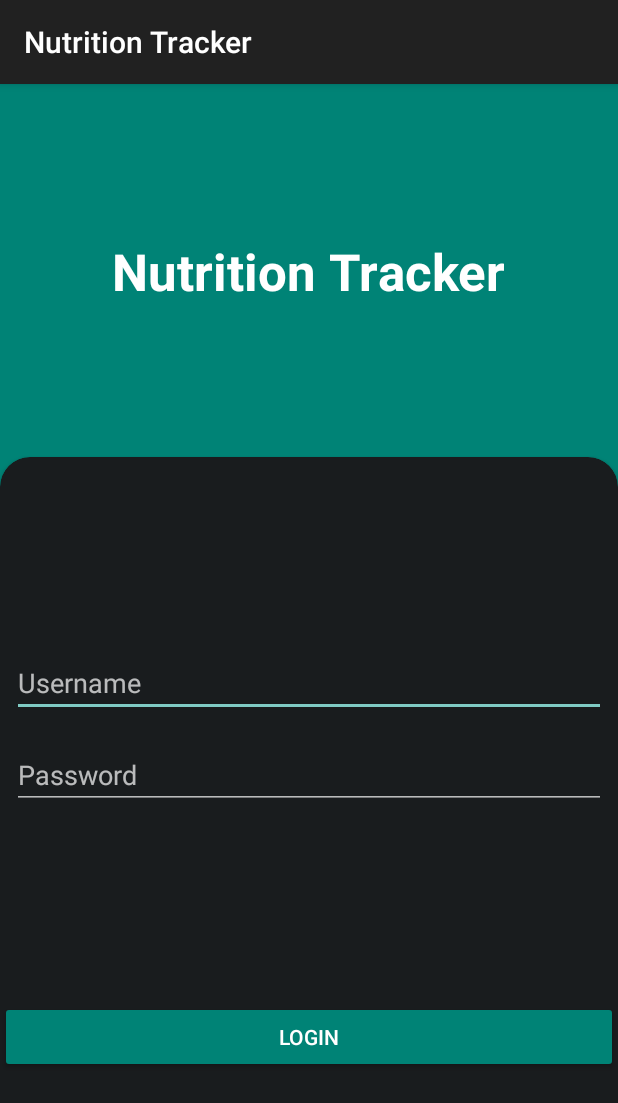
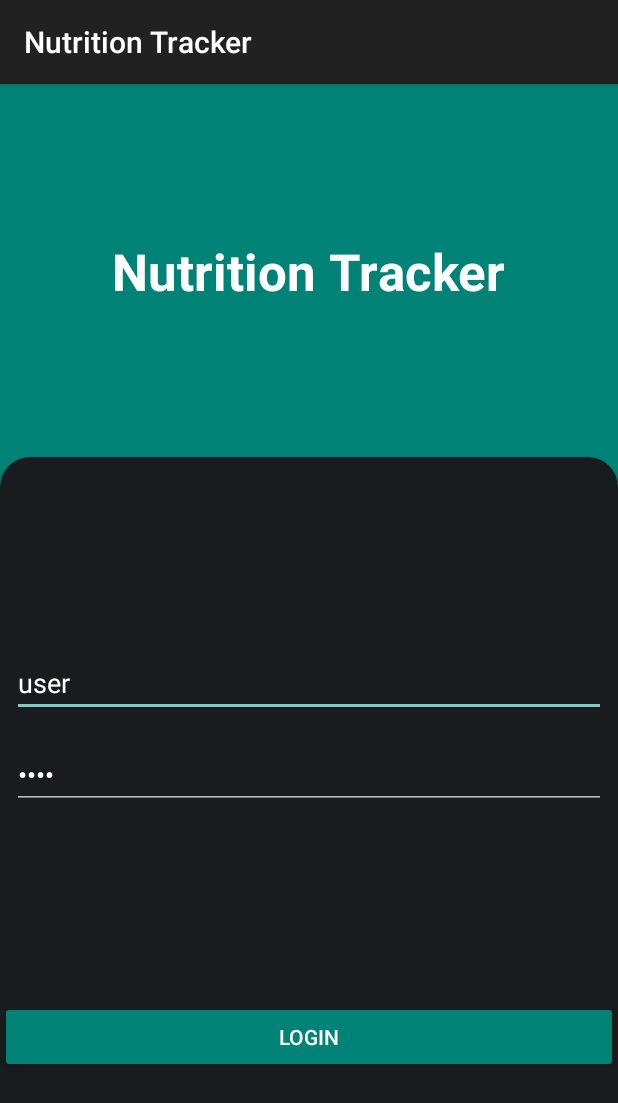
Before and after one commit to adjenadic/nutrition-tracker, an Android app: the screen it shows after launch (LoginActivity), on a phone screen of 412 x 824 dp. Shown: the top 1103 px of the screen. Run offline under Robolectric (Android 15) with nearby library versions, the phone set to English and light mode, and no system bars; our stand-ins replace Room's generated code, Timber.

```diff
--- a/app/src/main/java/raf/rs/nutritiontracker/activities/LoginActivity.kt
+++ b/app/src/main/java/raf/rs/nutritiontracker/activities/LoginActivity.kt
@@ -3,24 +3,42 @@ package raf.rs.nutritiontracker.activities
 import android.content.Intent
 import android.os.Bundle
 import android.widget.Button
+import android.widget.TextView
+import android.widget.Toast
 import androidx.appcompat.app.AppCompatActivity
 import androidx.core.splashscreen.SplashScreen.Companion.installSplashScreen
 import raf.rs.nutritiontracker.R
+import raf.rs.nutritiontracker.model.entities.User
 
 class LoginActivity : AppCompatActivity() {
-    private lateinit var loginButton: Button
+    private var user: User = User(0, "user", "user")
 
     override fun onCreate(savedInstanceState: Bundle?) {
         super.onCreate(savedInstanceState)
         Thread.sleep(2000)
         installSplashScreen()
+
         setContentView(R.layout.login_layout)
 
-        loginButton = findViewById(R.id.buttonLogin)
+        val fieldUsername: TextView = findViewById(R.id.fieldUsername)
+        fieldUsername.text = "user"
+        val fieldPassword: TextView = findViewById(R.id.fieldPassword)
+        fieldPassword.text = "user"
+        val loginButton: Button = findViewById(R.id.buttonLogin)
+
         loginButton.setOnClickListener {
-            val intent = Intent(this, MainActivity::class.java)
-            startActivity(intent)
-            finish()
+            if (fieldUsername.text.toString() == user.username && fieldPassword.text.toString() == user.password) {
+                Toast.makeText(this, "Successfully logged in.", Toast.LENGTH_SHORT).show()
+                startActivity()
+            } else {
+                Toast.makeText(this, "Failed to log in.", Toast.LENGTH_SHORT).show()
+            }
         }
     }
+
+    private fun startActivity() {
+        val intent = Intent(this, MainActivity::class.java)
+        startActivity(intent)
+        finish()
+    }
 }
--- a/app/src/main/java/raf/rs/nutritiontracker/adapters/CategoriesAdapter.kt
+++ b/app/src/main/java/raf/rs/nutritiontracker/adapters/CategoriesAdapter.kt
@@ -50,6 +50,7 @@ class CategoriesAdapter(
                 val fragmentManager = (parent.context as AppCompatActivity).supportFragmentManager
                 val fragmentTransaction = fragmentManager.beginTransaction()
                 fragmentTransaction.replace(R.id.mainFL, fragment)
+                fragmentTransaction.addToBackStack("CategoriesAdapter")
                 fragmentTransaction.commit()
             }
 
--- a/app/src/main/java/raf/rs/nutritiontracker/adapters/MealsAdapter.kt
+++ b/app/src/main/java/raf/rs/nutritiontracker/adapters/MealsAdapter.kt
@@ -45,6 +45,7 @@ class MealsAdapter(private val meals: List<Meal>?, private val mealInDB: Boolean
                 val fragmentManager = (parent.context as AppCompatActivity).supportFragmentManager
                 val fragmentTransaction = fragmentManager.beginTransaction()
                 fragmentTransaction.replace(R.id.mainFL, fragment)
+                fragmentTransaction.addToBackStack("MealsAdapter")
                 fragmentTransaction.commit()
             }
 
--- /dev/null
+++ b/app/src/main/java/raf/rs/nutritiontracker/model/entities/User.kt
@@ -0,0 +1,7 @@
+package raf.rs.nutritiontracker.model.entities
+
+class User(
+    var id: Int,
+    var username: String,
+    var password: String
+)
--- a/app/src/main/java/raf/rs/nutritiontracker/ui/fragments/DailyPlanFragment.kt
+++ b/app/src/main/java/raf/rs/nutritiontracker/ui/fragments/DailyPlanFragment.kt
@@ -59,8 +59,6 @@ class DailyPlanFragment(var day: String) : Fragment(R.layout.daily_plan_layout)
             if (!chosenPlan?.get(day)?.get("Dinner")?.strMeal.isNullOrBlank()) {
                 chooseDinner.text = chosenPlan?.get(day)?.get("Dinner")?.strMeal
             }
-
-            println(chooseBreakfast.text)
         }
 
         val selected = planViewModel.getSelectedMeal()
--- a/app/src/main/java/raf/rs/nutritiontracker/ui/fragments/MealDBDetailsFragment.kt
+++ b/app/src/main/java/raf/rs/nutritiontracker/ui/fragments/MealDBDetailsFragment.kt
@@ -11,6 +11,7 @@ import android.widget.ImageView
 import android.widget.TextView
 import android.widget.Toast
 import androidx.fragment.app.Fragment
+import androidx.fragment.app.FragmentManager
 import com.bumptech.glide.Glide
 import org.koin.androidx.viewmodel.ext.android.viewModel
 import raf.rs.nutritiontracker.R
@@ -54,7 +55,10 @@ class MealDBDetailsFragment(private val meal: Meal) : Fragment(R.layout.meal_sav
                     object : MainContract.MealDBCallback {
                         override fun onMealSuccess() {
                             Toast.makeText(view.context, "Meal deleted.", Toast.LENGTH_SHORT).show()
-                            activity?.supportFragmentManager?.popBackStack()
+                            parentFragmentManager.popBackStack(
+                                "MealsAdapter",
+                                FragmentManager.POP_BACK_STACK_INCLUSIVE
+                            )
                         }
 
                         override fun onMealError(error: Throwable) {
--- a/app/src/main/java/raf/rs/nutritiontracker/ui/fragments/WeeklyPlanFragment.kt
+++ b/app/src/main/java/raf/rs/nutritiontracker/ui/fragments/WeeklyPlanFragment.kt
@@ -44,7 +44,7 @@ class WeeklyPlanFragment : Fragment(R.layout.weekly_plan_layout) {
         btnReview.setOnClickListener {
             val fragmentTransaction = parentFragmentManager.beginTransaction()
             fragmentTransaction.replace(R.id.mainFL, ReviewPlanFragment())
-            fragmentTransaction.addToBackStack("back4")
+            fragmentTransaction.addToBackStack("ReviewPlanFragment")
             fragmentTransaction.commit()
         }
     }
@@ -52,7 +52,7 @@ class WeeklyPlanFragment : Fragment(R.layout.weekly_plan_layout) {
     private fun fragmentTransaction(day: String) {
         val fragmentTransaction = parentFragmentManager.beginTransaction()
         fragmentTransaction.replace(R.id.mainFL, DailyPlanFragment(day))
-        fragmentTransaction.addToBackStack("back3")
+        fragmentTransaction.addToBackStack("RPDailyPlanFragment")
         fragmentTransaction.commit()
     }
 }
```
Also changed, not shown: app/src/main/java/raf/rs/nutritiontracker/ui/fragments/MealDetailsFragment.kt (+4 -4 lines), app/src/main/java/raf/rs/nutritiontracker/ui/fragments/StatsFragment.kt (+8 -8 lines), app/src/main/res/layout/stats_layout.xml (+14 -0 lines), app/src/main/res/layout/weekly_plan_layout.xml (+4 -3 lines), app/src/main/res/values/strings.xml (+4 -3 lines).
